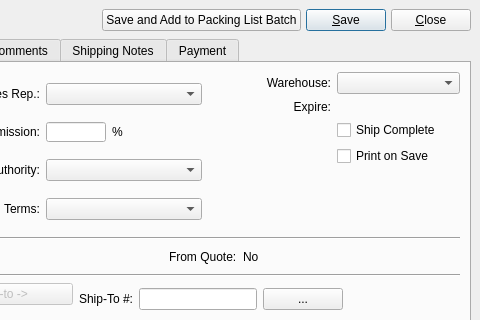
Old version of the form guiclient/salesOrder.ui in the repository Pegasus-RPG/xtuple-client; both pictures show x 328 to 808 and y 0 to 320 of the 808 by 647 pixel window.
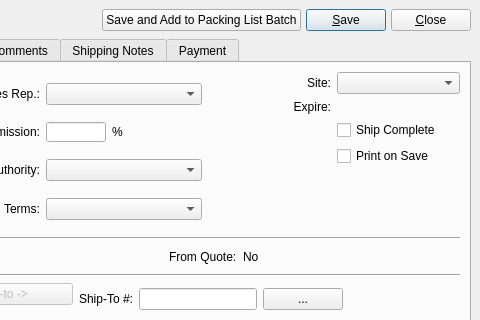
New version of the form. Custom widgets are drawn as their Qt base class.

Commit message: issue #6692:first pass for changing "Warehouse" to "Site"

What changed in the file:
```diff
--- a/guiclient/salesOrder.ui
+++ b/guiclient/salesOrder.ui
@@ -388,7 +388,7 @@
             <item row="0" column="0" >
              <widget class="QLabel" name="_shippingWhseLit" >
               <property name="text" >
-               <string>Warehouse:</string>
+               <string>Site:</string>
               </property>
               <property name="alignment" >
                <set>Qt::AlignRight|Qt::AlignTrailing|Qt::AlignVCenter</set>
```
The commit also changes 201 other files.
